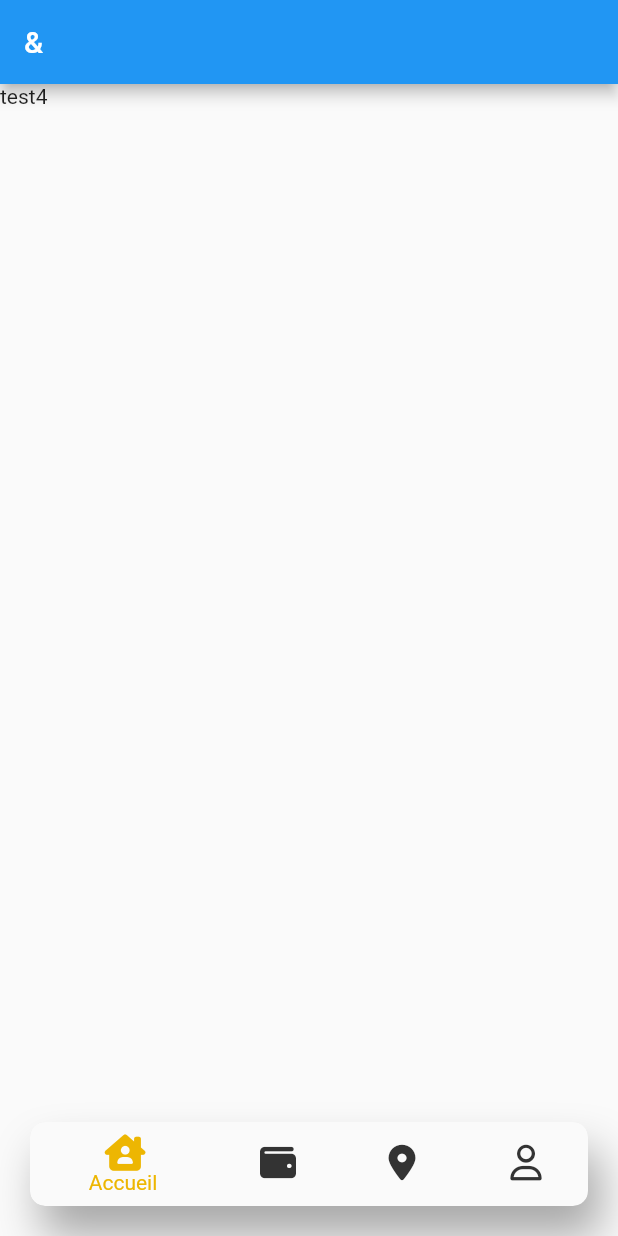
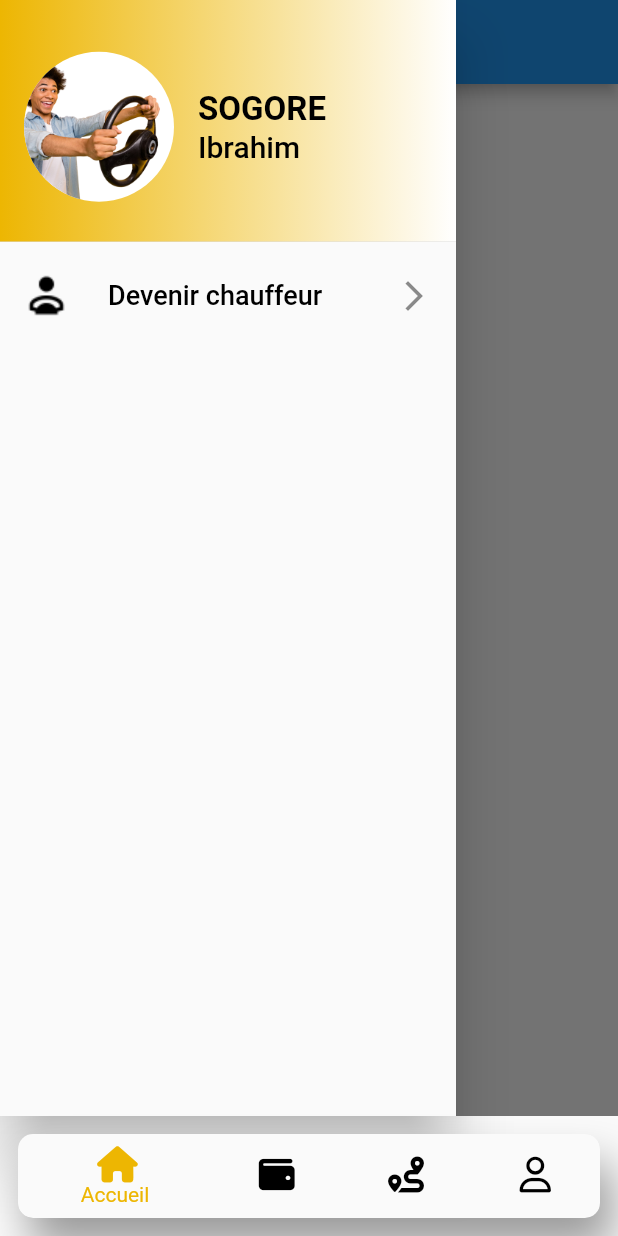
Before and after one commit to SOGOREIBRAHIM/flutter_taxi_tigui, a Flutter app: the screen it shows after launch, with the side drawer open (before the commit the screen has no drawer), on a phone screen of 412 x 824 dp. Run offline on Flutter 3.47's test engine with Material 2 defaults, Android fonts, the light colour scheme and no system bars; our stand-ins replace font_awesome_flutter.

Commit message:
home et drawer redirection

```diff
--- a/lib/main.dart
+++ b/lib/main.dart
@@ -1,5 +1,6 @@
 import 'package:flutter/material.dart';
 import 'package:flutter_taxi_tigui/pages/accueil.dart';
+import 'package:flutter_taxi_tigui/pages/devenirChauffeur.dart';
 
 void main() {
   runApp(const TaxiTigui());
@@ -10,7 +11,10 @@ class TaxiTigui extends StatelessWidget {
 
   @override
   Widget build(BuildContext context) {
-    return const MaterialApp(
+    return  MaterialApp(
+      routes: {
+        "/devenirChauffeur":(context)=> DevenirChauffeur(),
+      },
       home: accueil(),
     );
   }
--- a/lib/pages/accueil.dart
+++ b/lib/pages/accueil.dart
@@ -29,11 +29,12 @@ class _accueilState extends State<accueil> {
       body: pages[indexCourant],
       bottomNavigationBar:
         Container(
-          margin: const EdgeInsets.symmetric(horizontal: 20, vertical: 20),
+
+          margin: const EdgeInsets.symmetric(horizontal: 12, vertical: 12),
           decoration:  BoxDecoration(
             boxShadow: [
               BoxShadow(
-                color: const Color.fromARGB(255, 85, 85, 85).withOpacity(0.5),
+                color: Color.fromARGB(255, 59, 59, 59).withOpacity(0.5),
                 blurRadius: 25,
                 offset: const Offset(8, 20),
               )
@@ -42,9 +43,9 @@ class _accueilState extends State<accueil> {
           child: ClipRRect(
            borderRadius: BorderRadius.circular(10),
             child: BottomNavigationBar(
-            backgroundColor: Colors.white,
+            backgroundColor: Color.fromARGB(255, 255, 255, 255),
             selectedItemColor: const Color(0xFFEDB602),
-            unselectedItemColor: Color.fromARGB(255, 51, 51, 51),
+            unselectedItemColor: Color.fromARGB(255, 0, 0, 0),
             currentIndex: indexCourant,
             onTap: (index){
               setState(() {
@@ -52,9 +53,9 @@ class _accueilState extends State<accueil> {
               });
             },
             items: [
-            BottomNavigationBarItem(icon: Icon(FontAwesomeIcons.houseChimneyUser), label: "Accueil"),
+            BottomNavigationBarItem(icon: Icon(FontAwesomeIcons.house), label: "Accueil"),
             BottomNavigationBarItem(icon: Icon(FontAwesomeIcons.wallet), label: "Paiement"),
-            BottomNavigationBarItem(icon: Icon(FontAwesomeIcons.locationDot), label: "Trajet"),
+            BottomNavigationBarItem(icon: Icon(FontAwesomeIcons.route), label: "Trajet"),
             BottomNavigationBarItem(icon: Icon(FontAwesomeIcons.user), label: "Profil"),
                 ],),
           ),
--- /dev/null
+++ b/lib/pages/devenirChauffeur.dart
@@ -0,0 +1,20 @@
+import 'package:flutter/material.dart';
+
+class DevenirChauffeur extends StatefulWidget {
+  const DevenirChauffeur({super.key});
+
+  @override
+  State<DevenirChauffeur> createState() => _DevenirChauffeurState();
+}
+
+class _DevenirChauffeurState extends State<DevenirChauffeur> {
+  @override
+  Widget build(BuildContext context) {
+    return Scaffold(
+      appBar: AppBar(
+        title: Text(
+          "Devenir chauffeur"
+          ),),
+    );
+  }
+}
--- a/lib/widgets/home.dart
+++ b/lib/widgets/home.dart
@@ -1,4 +1,7 @@
 import 'package:flutter/material.dart';
+import 'package:flutter_taxi_tigui/pages/devenirChauffeur.dart';
+import 'package:flutter_taxi_tigui/pages/paiement.dart';
+import 'package:font_awesome_flutter/font_awesome_flutter.dart';
 
 class Home extends StatefulWidget {
   const Home({super.key});
@@ -8,11 +11,74 @@ class Home extends StatefulWidget {
 }
 
 class _HomeState extends State<Home> {
+  int indexCourant = 0;
+  List pages = [
+    DevenirChauffeur(),
+  ];
   @override
   Widget build(BuildContext context) {
      return Scaffold(
-      appBar: AppBar(title: Text("&")),
-      body: Text("test4"),
+      appBar: AppBar(title: Text("Google Maps")),
+      body: Text("test"),
+      drawer:   Drawer(
+        child: Column(
+          children: [
+            DrawerHeader  (
+              decoration: BoxDecoration(
+                gradient: LinearGradient(
+                  colors: [Color(0xFFEDB602),Color(0xFFFFFFFF)
+                  ])),
+              child: Row(
+                children:  [
+                  CircleAvatar(
+                    backgroundImage: AssetImage("assets/images/1.png"),
+                    radius: 50,
+                    backgroundColor: Colors.white,
+                  ),
+                  SizedBox(width: 16),
+                  Column(
+                    mainAxisAlignment: MainAxisAlignment.center,
+                    crossAxisAlignment: CrossAxisAlignment.start,
+                    children: [
+                      Text(
+                        'SOGORE',
+                        style: TextStyle(
+                          color: Color.fromARGB(255, 0, 0, 0),
+                          fontSize: 22,
+                          fontWeight: FontWeight.bold,
+                        ),
+                      ),
+                      Text(
+                        'Ibrahim',
+                        style: TextStyle(
+                          color: Color.fromARGB(255, 0, 0, 0),
+                          fontSize: 20,
+                        ),
+                      ),
+                    ],
+                  )
+                ],
+              ),
+            ),
+            ListTile(
+              onTap: (){
+               Navigator.of(context).pop();
+               Navigator.pushNamed(context, "/devenirChauffeur");
+            },
+              leading: Image.asset("assets/images/Driver.png", color: Color.fromARGB(255, 0, 0, 0)),
+              trailing: Icon(Icons.arrow_forward_ios_sharp),
+
+              title: Text(
+                "Devenir chauffeur",
+                style: TextStyle(
+                  color: Color.fromARGB(255, 0, 0, 0),
+                  fontSize: 18
+                ),
+                ),
+            )
+        ],)
+        ),
+
     );
   }
 }
--- a/pubspec.yaml
+++ b/pubspec.yaml
@@ -60,8 +60,8 @@ flutter:
   uses-material-design: true
 
   # To add assets to your application, add an assets section, like this:
-  # assets:
-  #   - images/a_dot_burr.jpeg
+  assets:
+    - assets/images/
   #   - images/a_dot_ham.jpeg
 
   # An image asset can refer to one or more resolution-specific "variants", see
```
Also changed, not shown: assets/icons/Group 398.png (added), assets/images/1.png (added), assets/images/2.png (added), assets/images/Driver.png (added), assets/images/demarrage.png (added), assets/images/profil.png (added), assets/images/travel.png (added), assets/images/wallet.png (added).
